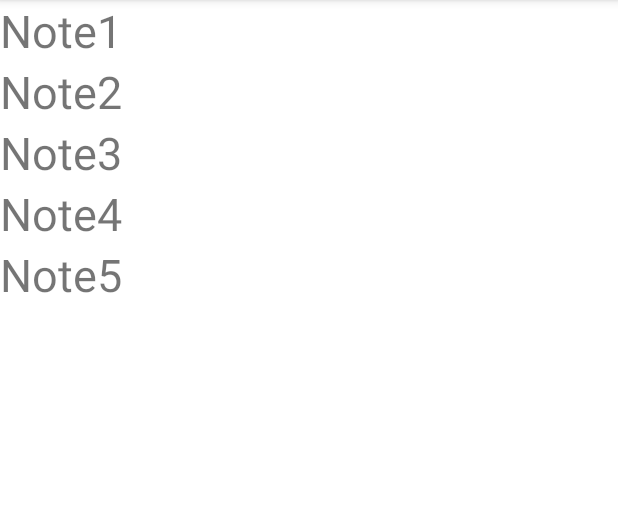
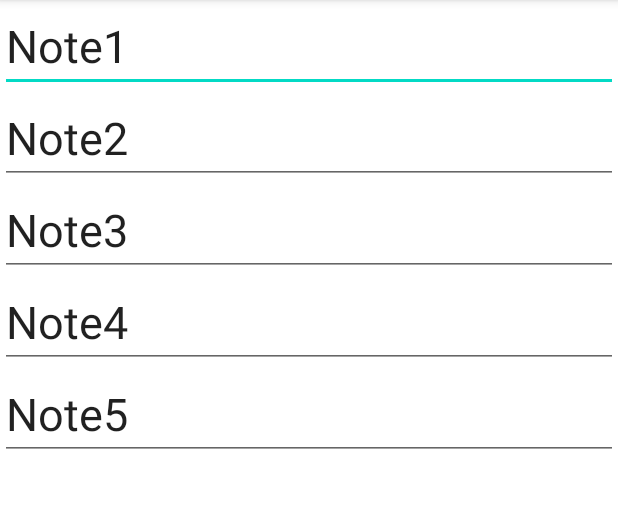
Before and after one commit to NadezhdaDyach/Notes-2021-11-27, an Android app: the screen it shows after launch (MainActivity), on a phone screen of 412 x 824 dp, the part 84-592 px from its top. Run offline under Robolectric (Android 15) with nearby library versions, the phone set to English and light mode, and no system bars.

Commit message:
заменила TextView на EditText

```diff
--- a/app/src/main/java/ru/dachkovska/notes/NoteFragment.java
+++ b/app/src/main/java/ru/dachkovska/notes/NoteFragment.java
@@ -12,6 +12,7 @@ import androidx.fragment.app.FragmentTransaction;
 import android.view.LayoutInflater;
 import android.view.View;
 import android.view.ViewGroup;
+import android.widget.EditText;
 import android.widget.LinearLayout;
 import android.widget.TextView;
 
@@ -55,7 +56,7 @@ public class NoteFragment extends Fragment {
         // и добавляем на экран.
         for (int i=0; i<notes.length;i++) {
             String note=notes[i];
-            TextView tv = new TextView(getContext());
+            EditText tv = new EditText(getContext());
             tv.setText(note);
             tv.setTextSize(30);
             layoutView.addView(tv);
--- a/app/src/main/res/layout/fragment_descriptions.xml
+++ b/app/src/main/res/layout/fragment_descriptions.xml
@@ -11,7 +11,7 @@
     tools:context=".DescriptionsFragment"
     >
 
-    <TextView
+    <EditText
         android:id="@+id/description_text_view"
         android:layout_width="match_parent"
         android:layout_height="match_parent"
```
Also changed, not shown: app/src/main/java/ru/dachkovska/notes/DescriptionsFragment.java (+5 -4 lines).
